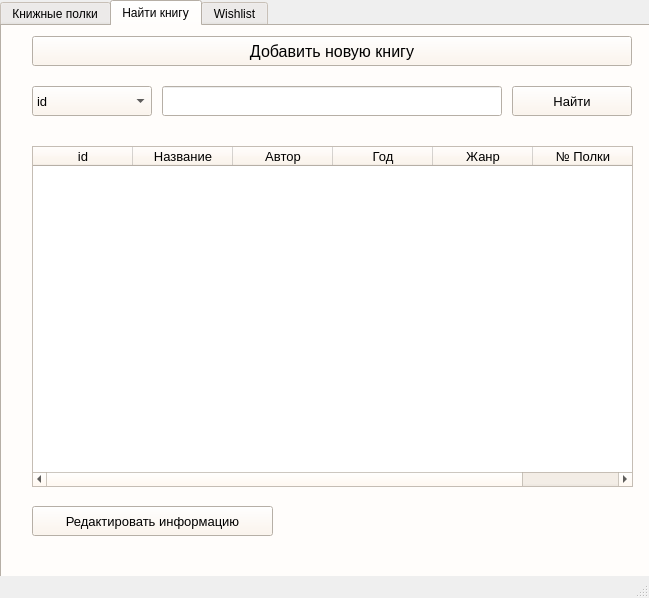
Before: the Qt Designer form personal_library.ui in AngieLikka/personal_library, drawn with Qt 5.
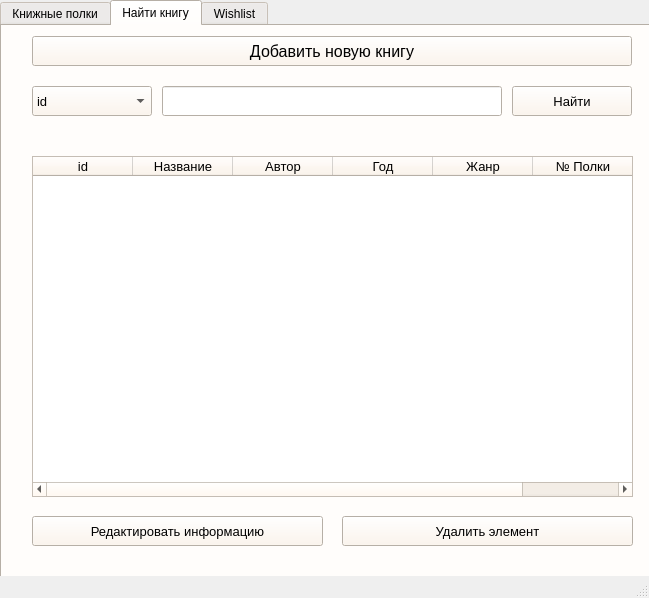
After: the same form once the commit is applied. The open tabs and pages were chosen to show the change.

Patch:
```diff
--- a/personal_library.ui
+++ b/personal_library.ui
@@ -1154,7 +1154,7 @@
       <property name="geometry">
        <rect>
         <x>30</x>
-        <y>120</y>
+        <y>130</y>
         <width>601</width>
         <height>341</height>
        </rect>
@@ -1235,8 +1235,8 @@
       <property name="geometry">
        <rect>
         <x>30</x>
-        <y>480</y>
-        <width>241</width>
+        <y>490</y>
+        <width>291</width>
         <height>30</height>
        </rect>
       </property>
@@ -1249,6 +1249,42 @@
        <string>Редактировать информацию</string>
       </property>
      </widget>
+     <widget class="QPushButton" name="del_elem">
+      <property name="geometry">
+       <rect>
+        <x>340</x>
+        <y>490</y>
+        <width>291</width>
+        <height>30</height>
+       </rect>
+      </property>
+      <property name="font">
+       <font>
+        <pointsize>10</pointsize>
+       </font>
+      </property>
+      <property name="text">
+       <string>Удалить элемент</string>
+      </property>
+     </widget>
+     <widget class="QLabel" name="ifno_inf">
+      <property name="geometry">
+       <rect>
+        <x>30</x>
+        <y>89</y>
+        <width>281</width>
+        <height>41</height>
+       </rect>
+      </property>
+      <property name="font">
+       <font>
+        <pointsize>10</pointsize>
+       </font>
+      </property>
+      <property name="text">
+       <string/>
+      </property>
+     </widget>
     </widget>
     <widget class="QWidget" name="wl">
      <attribute name="title">
```
Left out of the diff: 2 changed lines with no effect on the pictures.
